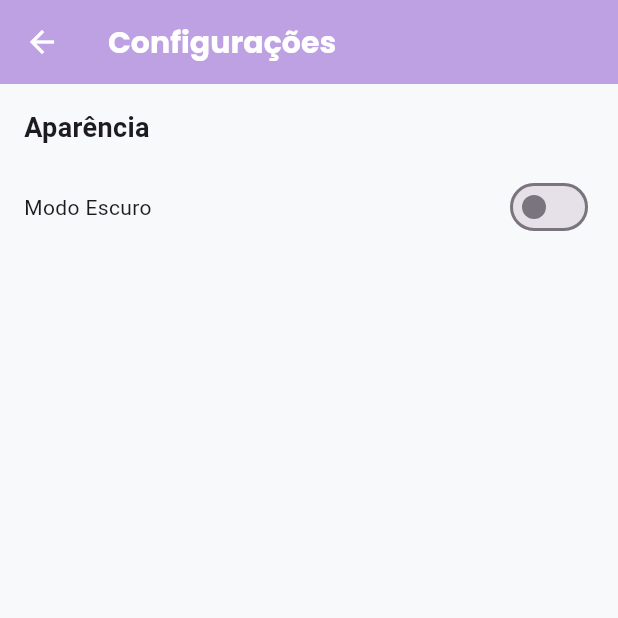
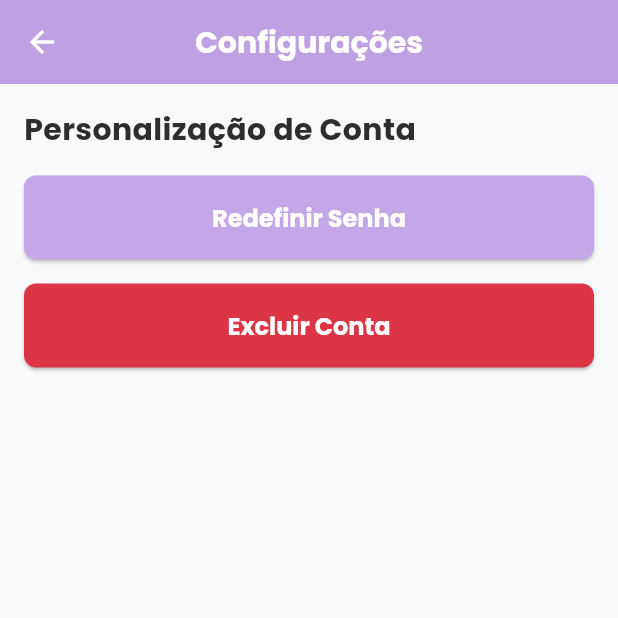
Before and after one commit to heldzr/taskManager-app, a Flutter app: the SettingsScreen screen opened directly, on a phone screen of 412 x 824 dp, the top half of it. Run offline on Flutter 3.47's test engine with Material 3 defaults, Android fonts, the phone set to English and light mode, and no system bars; our stand-ins replace cloud_firestore, firebase_auth, firebase_core, google_fonts; accounts and stored records are empty.

Commit message:
refactor tela settings

```diff
--- a/task_manager_app/lib/screens/settings_screen.dart
+++ b/task_manager_app/lib/screens/settings_screen.dart
@@ -1,46 +1,155 @@
 import 'package:flutter/material.dart';
+import 'package:firebase_auth/firebase_auth.dart';
+import 'package:google_fonts/google_fonts.dart';
 
-class SettingsScreen extends StatefulWidget {
+class SettingsScreen extends StatelessWidget {
   const SettingsScreen({super.key});
 
-  @override
-  _SettingsScreenState createState() => _SettingsScreenState();
-}
+  Future<void> _resetPassword(BuildContext context) async {
+    final user = FirebaseAuth.instance.currentUser;
+    if (user != null && user.email != null) {
+      try {
+        await FirebaseAuth.instance.sendPasswordResetEmail(email: user.email!);
+        ScaffoldMessenger.of(context).showSnackBar(
+          const SnackBar(content: Text('E-mail de redefinição enviado!')),
+        );
+      } catch (e) {
+        ScaffoldMessenger.of(context).showSnackBar(
+          SnackBar(content: Text('Erro ao enviar e-mail: $e')),
+        );
+      }
+    } else {
+      ScaffoldMessenger.of(context).showSnackBar(
+        const SnackBar(content: Text('Usuário não autenticado!')),
+      );
+    }
+  }
 
-class _SettingsScreenState extends State<SettingsScreen> {
-  bool _isDarkMode = false;
+  Future<void> _deleteAccount(BuildContext context) async {
+    final user = FirebaseAuth.instance.currentUser;
+    if (user != null) {
+      try {
+        await user.delete();
+        ScaffoldMessenger.of(context).showSnackBar(
+          const SnackBar(content: Text('Conta excluída com sucesso!')),
+        );
+        Navigator.pushNamedAndRemoveUntil(context, '/login', (route) => false);
+      } catch (e) {
+        ScaffoldMessenger.of(context).showSnackBar(
+          SnackBar(content: Text('Erro ao excluir conta: $e')),
+        );
+      }
+    } else {
+      ScaffoldMessenger.of(context).showSnackBar(
+        const SnackBar(content: Text('Usuário não autenticado!')),
+      );
+    }
+  }
 
   @override
   Widget build(BuildContext context) {
     return Scaffold(
       appBar: AppBar(
         title: const Text('Configurações'),
+        centerTitle: true,
+        backgroundColor: const Color(0xFFC4A7E7),
       ),
+      backgroundColor: const Color(0xFFF8F9FA),
       body: Padding(
         padding: const EdgeInsets.all(16.0),
         child: Column(
-          crossAxisAlignment: CrossAxisAlignment.start,
+          crossAxisAlignment: CrossAxisAlignment.stretch,
           children: [
-            const Text(
-              'Aparência',
-              style: TextStyle(fontSize: 18, fontWeight: FontWeight.bold),
+            Text(
+              'Personalização de Conta',
+              style: GoogleFonts.poppins(
+                fontSize: 20,
+                fontWeight: FontWeight.bold,
+                color: const Color(0xFF2D2D2D),
+              ),
             ),
             const SizedBox(height: 16),
-            Row(
-              mainAxisAlignment: MainAxisAlignment.spaceBetween,
-              children: [
-                const Text('Modo Escuro'),
-                Switch(
-                  value: _isDarkMode,
-                  onChanged: (value) {
-                    setState(() {
-                      _isDarkMode = value;
-                      final themeMode = _isDarkMode ? ThemeMode.dark : ThemeMode.light;
-                      Navigator.of(context).pop(themeMode);
-                    });
-                  },
+            ElevatedButton(
+              onPressed: () => _resetPassword(context),
+              style: ElevatedButton.styleFrom(
+                backgroundColor: const Color(0xFFC4A7E7),
+                padding: const EdgeInsets.all(16),
+                shape: RoundedRectangleBorder(
+                  borderRadius: BorderRadius.circular(8),
                 ),
-              ],
+              ),
+              child: Text(
+                'Redefinir Senha',
+                style: GoogleFonts.poppins(
+                  fontSize: 16,
+                  fontWeight: FontWeight.bold,
+                  color: Colors.white,
+                ),
+              ),
+            ),
+            const SizedBox(height: 16),
+            ElevatedButton(
+              onPressed: () {
+                // Exibe o pop-up de confirmação
+                showDialog(
+                  context: context,
+                  builder: (ctx) => AlertDialog(
+                    title: Text(
+                      'Confirmação de Exclusão',
+                      style: GoogleFonts.poppins(
+                        fontSize: 18,
+                        fontWeight: FontWeight.bold,
+                      ),
+                    ),
+                    content: Text(
+                      'Tem certeza de que deseja excluir sua conta? Esta ação é irreversível.',
+                      style: GoogleFonts.poppins(
+                        fontSize: 14,
+                      ),
+                    ),
+                    actions: [
+                      TextButton(
+                        onPressed: () => Navigator.pop(ctx), // Fecha o pop-up
+                        child: Text(
+                          'Cancelar',
+                          style: GoogleFonts.poppins(
+                            fontSize: 14,
+                            color: const Color(0xFF6C757D),
+                          ),
+                        ),
+                      ),
+                      TextButton(
+                        onPressed: () {
+                          Navigator.pop(ctx); // Fecha o pop-up
+                          _deleteAccount(context); // Exclui a conta
+                        },
+                        child: Text(
+                          'Excluir',
+                          style: GoogleFonts.poppins(
+                            fontSize: 14,
+                            color: const Color(0xFFDC3545),
+                          ),
+                        ),
+                      ),
+                    ],
+                  ),
+                );
+              },
+              style: ElevatedButton.styleFrom(
+                backgroundColor: const Color(0xFFDC3545), // Vermelho
+                padding: const EdgeInsets.all(16),
+                shape: RoundedRectangleBorder(
+                  borderRadius: BorderRadius.circular(8),
+                ),
+              ),
+              child: Text(
+                'Excluir Conta',
+                style: GoogleFonts.poppins(
+                  fontSize: 16,
+                  fontWeight: FontWeight.bold,
+                  color: Colors.white,
+                ),
+              ),
             ),
           ],
         ),
```
